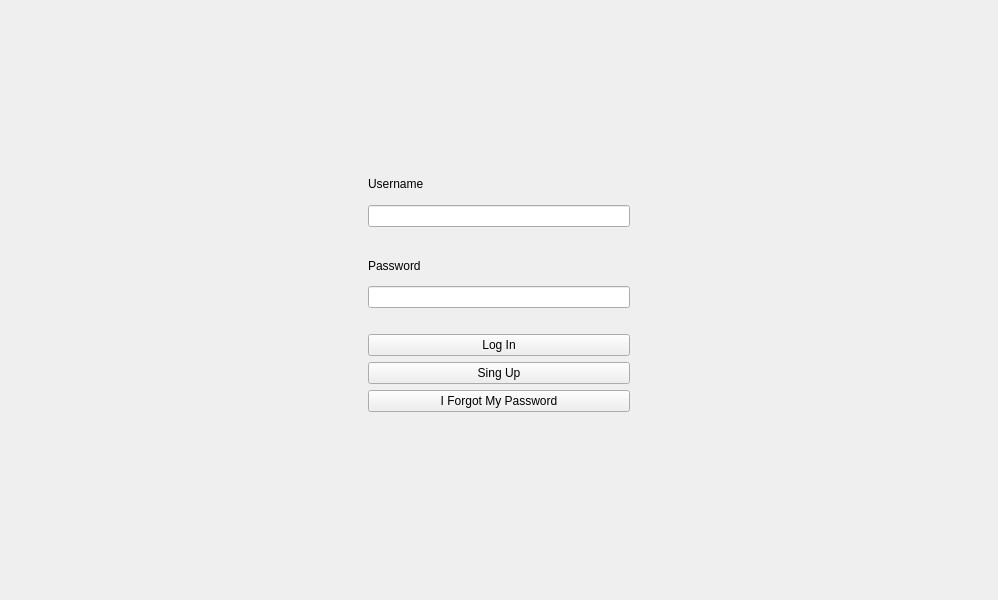
First picture: the form in loginwindow.ui, repository EduPonz/SmartTrashCan_B376, before the edit.
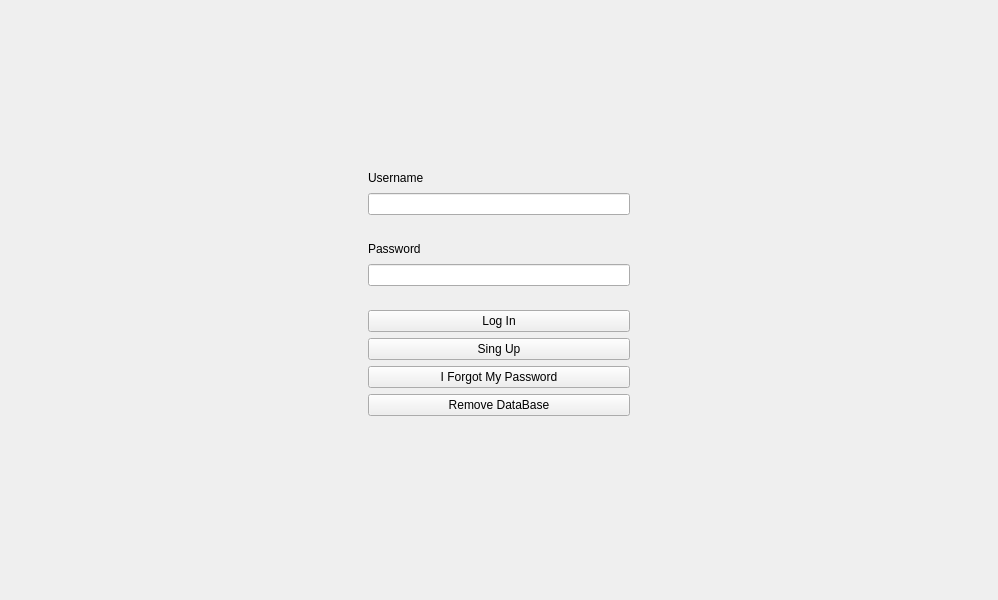
Second picture: the form after the edit.

```diff
--- a/loginwindow.ui
+++ b/loginwindow.ui
@@ -107,10 +107,13 @@
         <property name="enabled">
          <bool>true</bool>
         </property>
-        <layout class="QVBoxLayout" name="verticalLayout_2" stretch="0,0,0,0">
+        <layout class="QVBoxLayout" name="verticalLayout_2" stretch="0,0,0,0,0">
          <property name="spacing">
           <number>6</number>
          </property>
+         <property name="bottomMargin">
+          <number>5</number>
+         </property>
          <item>
           <widget class="QPushButton" name="loginButton">
            <property name="text">
@@ -132,6 +135,13 @@
            </property>
           </widget>
          </item>
+         <item>
+          <widget class="QPushButton" name="loginRemoveButton">
+           <property name="text">
+            <string>Remove DataBase</string>
+           </property>
+          </widget>
+         </item>
          <item>
           <widget class="QLabel" name="outPutLabel">
            <property name="text">
```
